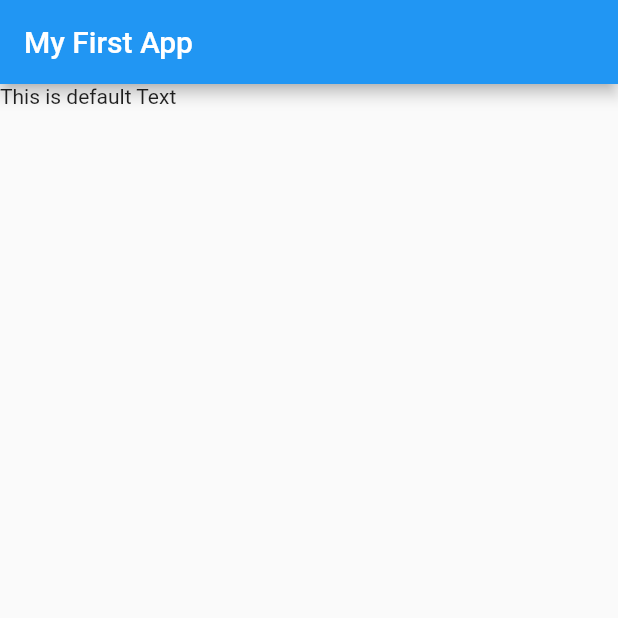
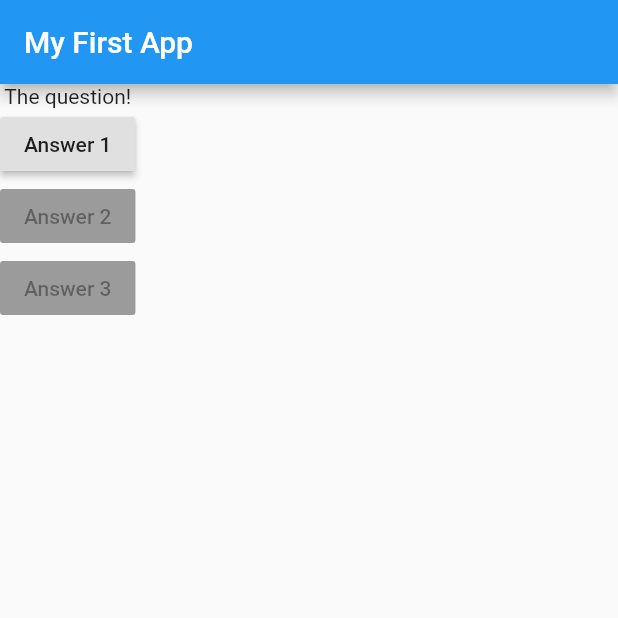
Before and after one commit to SkRhRasel/flutter_basic_widgets, a Flutter app: the screen it shows after launch, on a phone screen of 412 x 824 dp, the top half of it. Run offline on Flutter 3.47's test engine with Material 2 defaults, Android fonts, the phone set to English and light mode, and no system bars.

Commit message:
19. Connecting Functions & Buttons

```diff
--- a/flutter_basic_widgets/lib/main.dart
+++ b/flutter_basic_widgets/lib/main.dart
@@ -2,34 +2,34 @@ import 'package:flutter/material.dart';
 
 void main() => runApp(MyApp());
 
+void answerQuestion() {
+  print('Anser CHoosen!');
+}
+
 class MyApp extends StatelessWidget {
   @override
   Widget build(BuildContext context) {
+    var questions = [
+      'What\'s is your favorite color?',
+      'What\'s is your favorite aniaml?',
+    ];
     return MaterialApp(
       home: Scaffold(
         appBar: AppBar(
           title: Text('My First App'),
         ),
-        body: Text('This is default Text'),
+        body: Column(
+          children: <Widget>[
+            Text('The question!'),
+            RaisedButton(child: Text('Answer 1'), onPressed: answerQuestion),
+            RaisedButton(child: Text('Answer 2'), onPressed: null),
+            RaisedButton(child: Text('Answer 3'), onPressed: null),
+          ],
+        ),
       ),
     );
   }
 }
-
-
-
-
-
-
-
-
-
-
-
-
-
-
-
 
 /*
 
```
